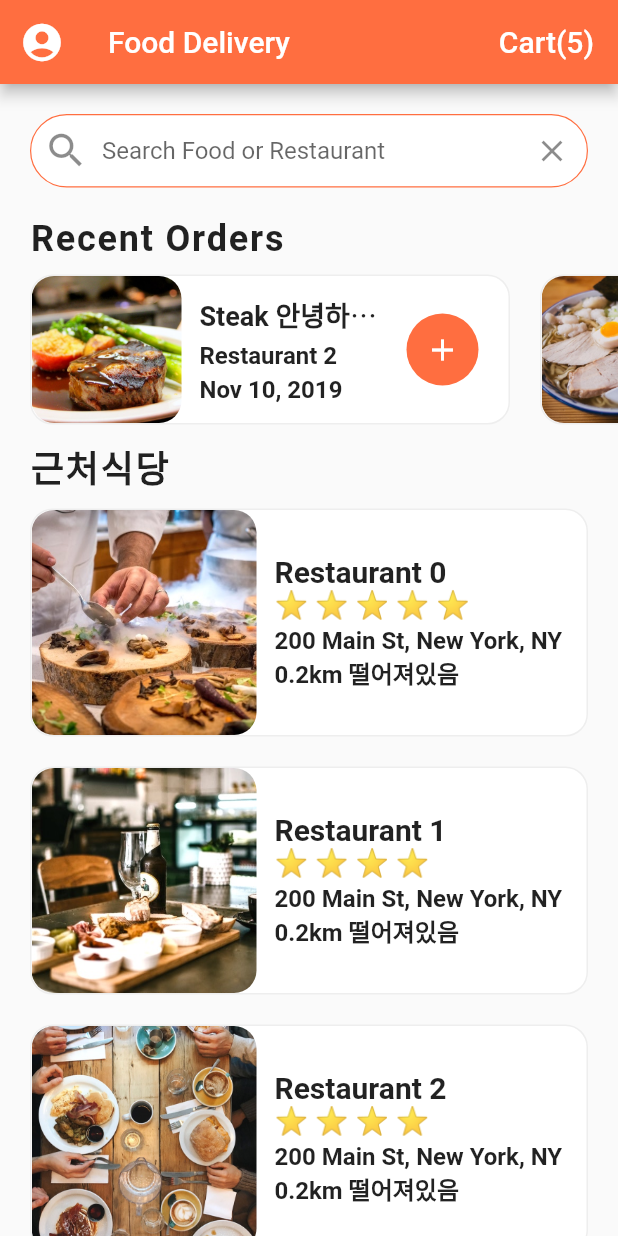
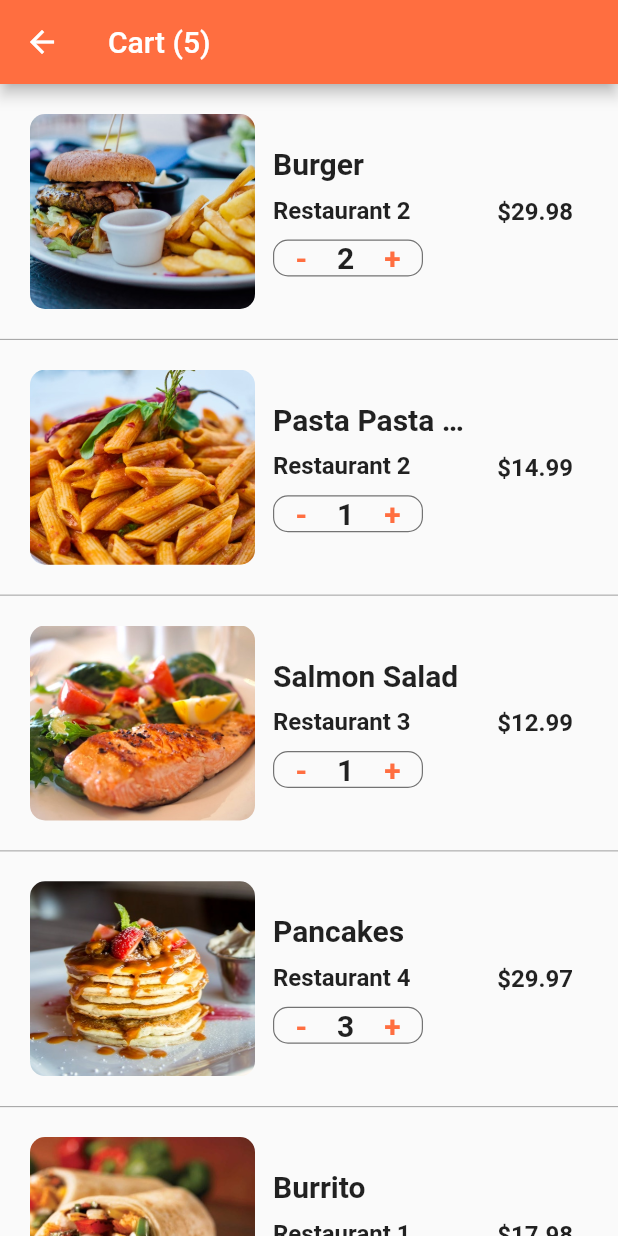
Before and after one commit to bigmsg/flutter_food_delivery_ui, a Flutter app: the screen it shows after launch, after a tap on an icon or button, on a phone screen of 412 x 824 dp. Run offline on Flutter 3.47's test engine with Material 2 defaults, Android fonts, the phone set to English and light mode, and no system bars.

Commit message:
카트 완성

```diff
--- a/lib/data/data.dart
+++ b/lib/data/data.dart
@@ -9,7 +9,7 @@ final _burrito =
 final _steak =
     Food(imageUrl: 'assets/images/steak.jpg', name: 'Steak', price: 17.99);
 final _pasta =
-    Food(imageUrl: 'assets/images/pasta.jpg', name: 'Pasta', price: 14.99);
+    Food(imageUrl: 'assets/images/pasta.jpg', name: 'Pasta Pasta Pasta Pasta Pasta Pasta', price: 14.99);
 final _ramen =
     Food(imageUrl: 'assets/images/ramen.jpg', name: 'Ramen', price: 13.99);
 final _pancakes =
--- /dev/null
+++ b/lib/screens/cart_screen.dart
@@ -0,0 +1,144 @@
+import 'package:flutter/material.dart';
+import 'package:flutter_food_delivery_ui/data/data.dart';
+import 'package:flutter_food_delivery_ui/models/order.dart';
+
+
+class CartScreen extends StatefulWidget {
+  @override
+  _CartScreenState createState() => _CartScreenState();
+}
+
+class _CartScreenState extends State<CartScreen> {
+  @override
+  Widget build(BuildContext context) {
+    return Scaffold(
+      appBar: AppBar(
+        title: Text('Cart (${currentUser.cart.length})'),
+      ),
+      body: ListView.separated(
+        itemCount: currentUser.cart.length,
+        itemBuilder: (BuildContext context, int index) {
+          Order order = currentUser.cart[index];
+
+          return _buildCartItem(order);
+        },
+        separatorBuilder: (BuildContext context, int index) {
+          return Divider(
+            height: 0.5,
+            color: Colors.grey,
+          );
+        },
+      ),
+    );
+  }
+
+  Widget _buildCartItem(Order order) {
+    return Container(
+      padding: EdgeInsets.all(20.0),
+      height: 170.0,
+      child: Row(
+        children: <Widget>[
+          Expanded(
+            child: Row(
+              children: <Widget>[
+                Container(
+                  width: 150.0,
+                  decoration: BoxDecoration(
+                    image: DecorationImage(
+                      image: AssetImage(order.food.imageUrl),
+                      fit: BoxFit.cover,
+                    ),
+                    borderRadius: BorderRadius.circular(10.0)
+                  ),
+                ),
+
+                Expanded(
+                  child: Container(
+                    margin: EdgeInsets.all(12.0),
+                    child: Column(
+                      mainAxisAlignment: MainAxisAlignment.center,
+                      crossAxisAlignment: CrossAxisAlignment.start,
+                      children: <Widget>[
+                        Text(
+                          order.food.name,
+                          style: TextStyle(
+                            fontSize: 20.0,
+                            fontWeight: FontWeight.bold,
+                          ),
+                          overflow: TextOverflow.ellipsis,
+                        ),
+                        SizedBox(height: 10.0,),
+                        Text(
+                          order.restaurant.name,
+                          style: TextStyle(
+                            fontSize: 16.0,
+                            fontWeight: FontWeight.w600,
+                          ),
+                          overflow: TextOverflow.ellipsis,
+                        ),
+                        SizedBox(height: 10.0,),
+                        Container(
+                          width: 100.0,
+                          decoration: BoxDecoration(
+                            borderRadius: BorderRadius.circular(10.0),
+                            border: Border.all(
+                              width: 0.8,
+                              color: Colors.black54
+                            )
+                          ),
+                          child: Row(
+                            mainAxisAlignment: MainAxisAlignment.center,
+                            children: <Widget>[
+                              GestureDetector(
+                                onTap: () {},
+                                child: Text('-',
+                                  style: TextStyle(
+                                    color: Theme.of(context).primaryColor,
+                                    fontSize: 20.0,
+                                    fontWeight: FontWeight.w600,
+                                  ),
+                                ),
+                              ),
+                              SizedBox(width: 20.0),
+                              Text(order.quantity.toString(),
+                                style: TextStyle(
+                                  fontSize: 20.0,
+                                  fontWeight: FontWeight.w600,
+                                ),
+                              ),
+                              SizedBox(width: 20.0),
+                              GestureDetector(
+                                onTap: () {},
+                                child: Text('+',
+                                  style: TextStyle(
+                                    color: Theme.of(context).primaryColor,
+                                    fontSize: 20.0,
+                                    fontWeight: FontWeight.w600,
+                                  ),
+                                ),
+                              ),
+                            ],
+                          ),
+                        ),
+                      ],
+                    ),
+                  ),
+                ),
+              ],
+            ),
+          ),
+          Container(
+            margin: EdgeInsets.all(10.0),
+            child: Text(
+              '\$${order.quantity * order.food.price}',
+              style: TextStyle(
+                fontSize: 16.0,
+                fontWeight: FontWeight.w600,
+              ),
+            ),
+          ),
+        ],
+      ),
+    );
+  }
+}
--- a/lib/screens/home_screen.dart
+++ b/lib/screens/home_screen.dart
@@ -4,6 +4,8 @@ import 'package:flutter_food_delivery_ui/models/restaurant.dart';
 import 'package:flutter_food_delivery_ui/screens/restaurant_screen.dart';
 import 'package:flutter_food_delivery_ui/widgets/rating_stars.dart';
 import 'package:flutter_food_delivery_ui/widgets/recent_orders.dart';
+
+import 'cart_screen.dart';
 
 class HomeScreen extends StatefulWidget {
   @override
@@ -27,7 +29,11 @@ class _HomeScreenState extends State<HomeScreen> {
               color: Colors.white,
               fontSize: 20.0,
             ),),
-          onPressed: () {},)
+            onPressed: () => Navigator.push(
+              context,
+              MaterialPageRoute(builder: (_) => CartScreen()),
+            ),
+          )
 
         ],
       ),
```
